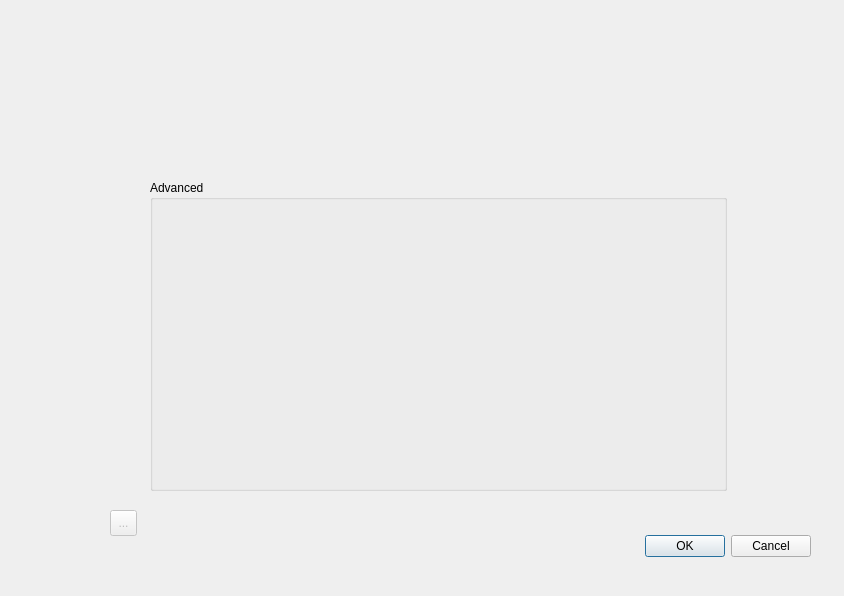
Above: label_importer_dialog_base.ui from threalslimtobeeee/label_importer before the change. Below: the same form after it.
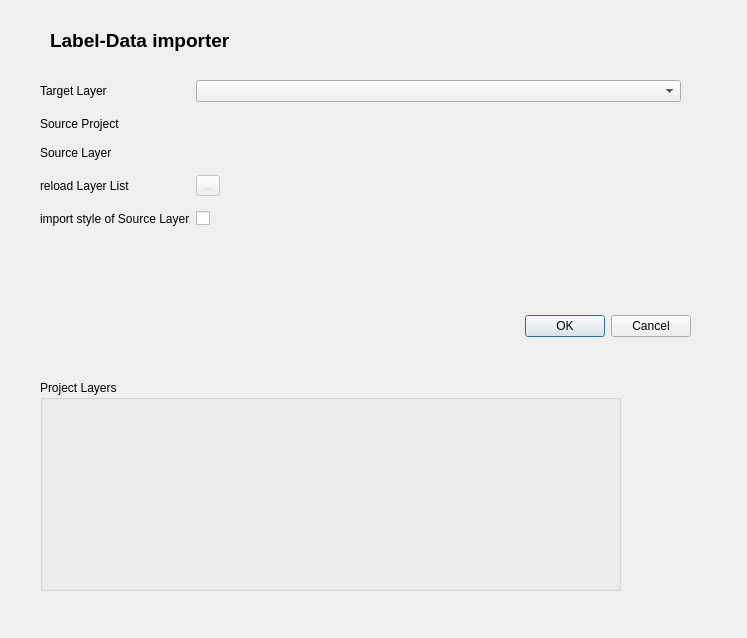
That is the form after the change. Icons and pictures are not drawn. Custom widgets are drawn as their Qt base class.

```diff
--- a/label_importer_dialog_base.ui
+++ b/label_importer_dialog_base.ui
@@ -6,8 +6,8 @@
    <rect>
     <x>0</x>
     <y>0</y>
-    <width>844</width>
-    <height>596</height>
+    <width>747</width>
+    <height>638</height>
    </rect>
   </property>
   <property name="windowTitle">
@@ -16,8 +16,8 @@
   <widget class="QDialogButtonBox" name="button_box">
    <property name="geometry">
     <rect>
-     <x>470</x>
-     <y>530</y>
+     <x>350</x>
+     <y>310</y>
      <width>341</width>
      <height>32</height>
     </rect>
@@ -29,53 +29,120 @@
     <set>QDialogButtonBox::Cancel|QDialogButtonBox::Ok</set>
    </property>
   </widget>
-  <widget class="QgsFileWidget" name="projectFile">
+  <widget class="QWidget" name="formLayoutWidget">
    <property name="geometry">
     <rect>
      <x>40</x>
-     <y>130</y>
-     <width>461</width>
-     <height>27</height>
+     <y>80</y>
+     <width>641</width>
+     <height>211</height>
     </rect>
    </property>
+   <layout class="QFormLayout" name="formLayout">
+    <property name="verticalSpacing">
+     <number>15</number>
+    </property>
+    <item row="0" column="0">
+     <widget class="QLabel" name="label_2">
+      <property name="text">
+       <string>Target Layer</string>
+      </property>
+     </widget>
+    </item>
+    <item row="0" column="1">
+     <widget class="QgsMapLayerComboBox" name="mMapLayerComboBox"/>
+    </item>
+    <item row="1" column="0">
+     <widget class="QLabel" name="label_4">
+      <property name="text">
+       <string>Source Project</string>
+      </property>
+     </widget>
+    </item>
+    <item row="1" column="1">
+     <widget class="QgsFileWidget" name="projectFile"/>
+    </item>
+    <item row="2" column="0">
+     <widget class="QLabel" name="label">
+      <property name="text">
+       <string>Source Layer</string>
+      </property>
+     </widget>
+    </item>
+    <item row="3" column="0">
+     <widget class="QLabel" name="label_3">
+      <property name="text">
+       <string>reload Layer List</string>
+      </property>
+     </widget>
+    </item>
+    <item row="3" column="1">
+     <widget class="QToolButton" name="refreshButton">
+      <property name="enabled">
+       <bool>false</bool>
+      </property>
+      <property name="contextMenuPolicy">
+       <enum>Qt::CustomContextMenu</enum>
+      </property>
+      <property name="toolTip">
+       <string>Refresh Layer List</string>
+      </property>
+      <property name="text">
+       <string>...</string>
+      </property>
+      <property name="icon">
+       <iconset>
+        <normaloff>../qfieldsync/resources/refresh.svg</normaloff>../qfieldsync/resources/refresh.svg</iconset>
+      </property>
+     </widget>
+    </item>
+    <item row="4" column="0">
+     <widget class="QLabel" name="label_5">
+      <property name="text">
+       <string>import style of Source Layer</string>
+      </property>
+     </widget>
+    </item>
+    <item row="4" column="1">
+     <widget class="QCheckBox" name="checkBox">
+      <property name="text">
+       <string/>
+      </property>
+     </widget>
+    </item>
+   </layout>
   </widget>
-  <widget class="QToolButton" name="refreshButton">
-   <property name="enabled">
-    <bool>false</bool>
-   </property>
+  <widget class="QLabel" name="label_6">
    <property name="geometry">
     <rect>
-     <x>110</x>
-     <y>510</y>
-     <width>27</width>
-     <height>26</height>
+     <x>50</x>
+     <y>20</y>
+     <width>221</width>
+     <height>41</height>
     </rect>
    </property>
-   <property name="contextMenuPolicy">
-    <enum>Qt::CustomContextMenu</enum>
-   </property>
-   <property name="toolTip">
-    <string>Refresh Layer List</string>
+   <property name="font">
+    <font>
+     <pointsize>14</pointsize>
+     <weight>75</weight>
+     <bold>true</bold>
+    </font>
    </property>
    <property name="text">
-    <string>...</string>
-   </property>
-   <property name="icon">
-    <iconset>
-     <normaloff>../qfieldsync/resources/refresh.svg</normaloff>../qfieldsync/resources/refresh.svg</iconset>
+    <string>Label-Data importer</string>
    </property>
   </widget>
   <widget class="QgsCollapsibleGroupBox" name="advancedOptionsGroupBox">
    <property name="geometry">
     <rect>
-     <x>150</x>
-     <y>180</y>
-     <width>577</width>
-     <height>311</height>
+     <x>40</x>
+     <y>380</y>
+     <width>581</width>
+     <height>211</height>
     </rect>
    </property>
    <property name="title">
-    <string>Advanced</string>
+    <string>Project Layers</string>
    </property>
    <layout class="QVBoxLayout" name="verticalLayout_5"/>
   </widget>
@@ -92,6 +159,11 @@
    <extends>QWidget</extends>
    <header>qgsfilewidget.h</header>
   </customwidget>
+  <customwidget>
+   <class>QgsMapLayerComboBox</class>
+   <extends>QComboBox</extends>
+   <header>qgsmaplayercombobox.h</header>
+  </customwidget>
  </customwidgets>
  <resources/>
  <connections>
```
